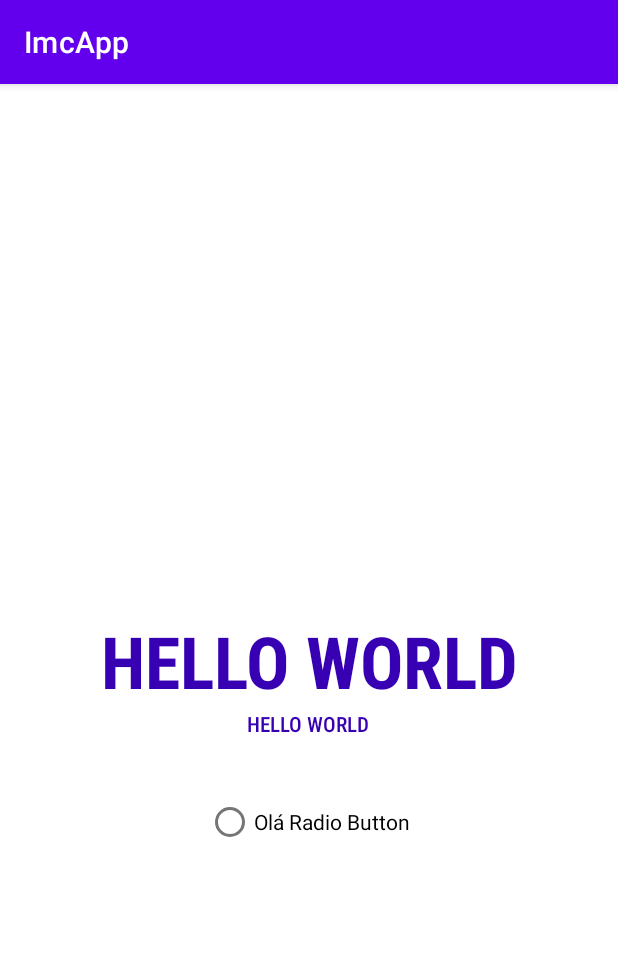
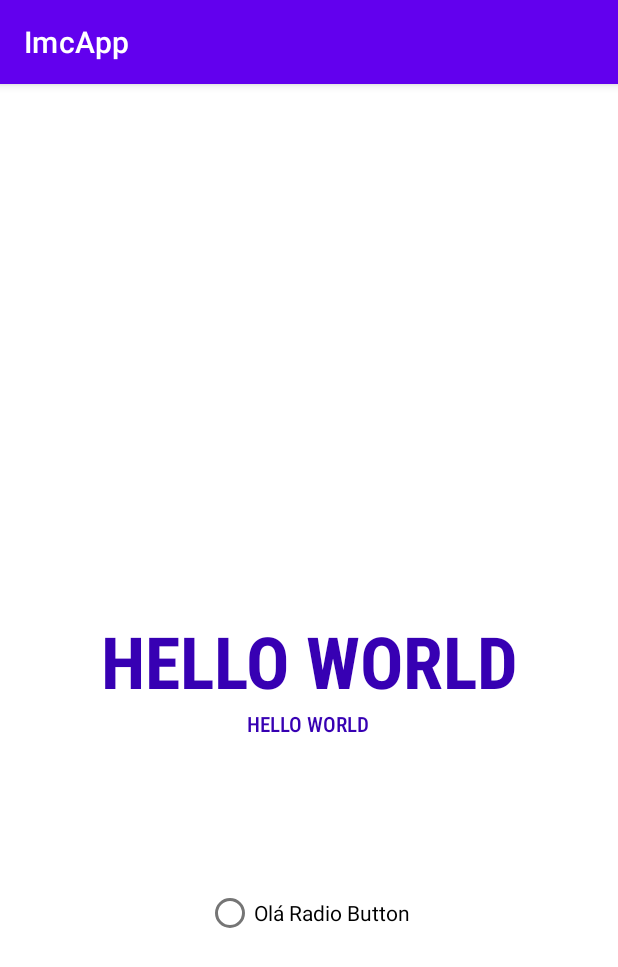
Before and after one commit to clovisdanielcosta/kotlin-calculadora-imc, an Android app: the ResultActivity screen opened directly, with no data from a screen before it, on a phone screen of 412 x 824 dp. Shown: the top 967 px of the screen. Run offline under Robolectric (Android 15) with nearby library versions, the phone set to English and light mode, and no system bars.

Commit message:
Adjust to fix git version.

```diff
--- a/app/src/main/res/layout/activity_result.xml
+++ b/app/src/main/res/layout/activity_result.xml
@@ -47,7 +47,7 @@
         app:layout_constraintHorizontal_bias="0.498"
         app:layout_constraintStart_toStartOf="parent"
         app:layout_constraintTop_toBottomOf="@+id/textView2"
-        app:layout_constraintVertical_bias="0.166" />
+        app:layout_constraintVertical_bias="0.482" />
 
 
 </androidx.constraintlayout.widget.ConstraintLayout>
```
